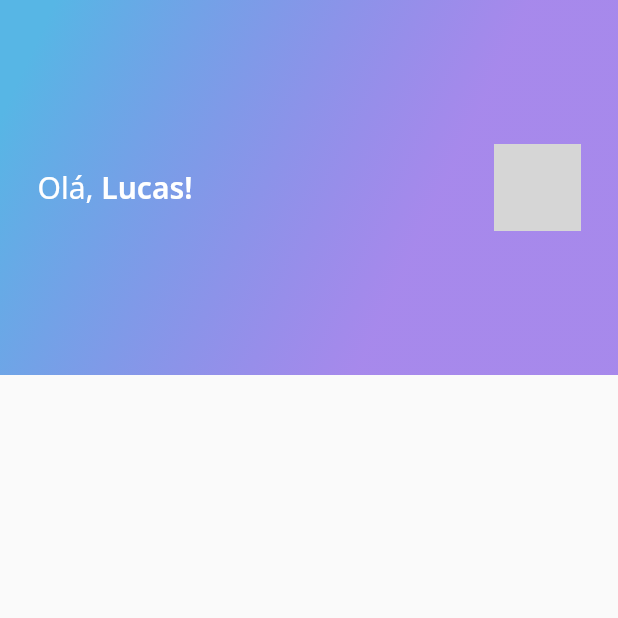
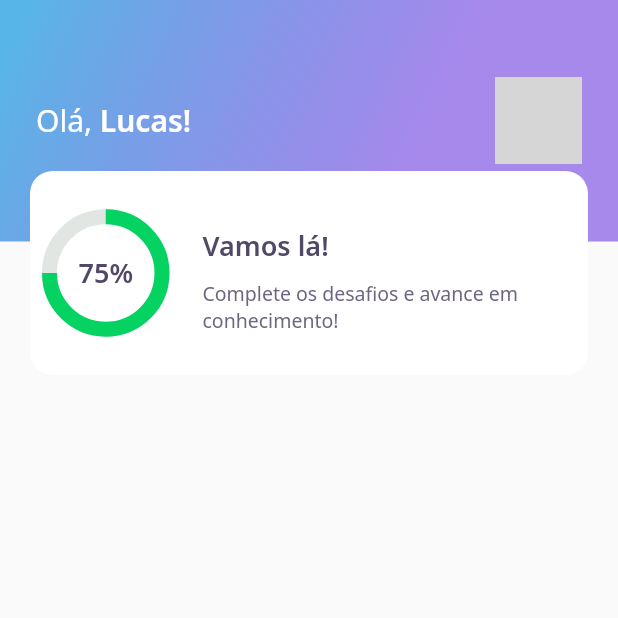
Before and after one commit to lguisantos/NLW-Flutter, a Flutter app: the screen it shows after launch, on a phone screen of 412 x 824 dp, the top half of it. Run offline on Flutter 3.47's test engine with Material 2 defaults, Android fonts, the phone set to English and light mode, and no system bars; our stand-ins replace google_fonts; network calls fail; grey boxes are pictures that could not be loaded.

Commit message:
criando chart

```diff
--- a/lib/home/home_page.dart
+++ b/lib/home/home_page.dart
@@ -1,5 +1,5 @@
 import 'package:flutter/material.dart';
-import 'package:nlw/home/wigets/app_bar.dart';
+import 'widgets/appbar/app_bar.dart';
 
 class HomePage extends StatefulWidget {
   @override
@@ -10,7 +10,7 @@ class _HomePageState extends State<HomePage> {
   @override
   Widget build(BuildContext context) {
     return Scaffold(
-      appBar: AppBarWiget(),
+      appBar: AppBarWidget(),
     );
   }
 }
--- a/lib/home/wigets/app_bar.dart
+++ b/lib/home/widgets/appbar/app_bar.dart
@@ -1,17 +1,22 @@
 import 'package:flutter/material.dart';
 import 'package:nlw/core/app_gradients.dart';
 import 'package:nlw/core/app_text_styles.dart';
+import 'package:nlw/home/widgets/scorebar/score_bar.dart';
 
 //Criando app_bar personalizada
-class AppBarWiget extends PreferredSize {
-  AppBarWiget()
+class AppBarWidget extends PreferredSize {
+  AppBarWidget()
       : super(
-            preferredSize: Size.fromHeight(250),
-            child: Container(
-                height: 250,
-                decoration: BoxDecoration(gradient: AppGradients.linear),
-                child: Padding(
-                  padding: EdgeInsets.symmetric(horizontal: 25),
+          preferredSize: Size.fromHeight(250),
+          child: Container(
+            height: 250,
+            child: Stack(
+              children: [
+                Container(
+                  height: 161,
+                  width: double.maxFinite,
+                  padding: EdgeInsets.symmetric(horizontal: 24),
+                  decoration: BoxDecoration(gradient: AppGradients.linear),
                   child: Row(
                     mainAxisAlignment: MainAxisAlignment.spaceBetween,
                     children: [
@@ -38,5 +43,13 @@ class AppBarWiget extends PreferredSize {
                       )
                     ],
                   ),
-                )));
+                ),
+                Align(
+                  alignment: Alignment(0.0, 1.0),
+                  child: ScoreCardWidget(),
+                ),
+              ],
+            ),
+          ),
+        );
 }
--- /dev/null
+++ b/lib/home/widgets/chart/chart.dart
@@ -0,0 +1,39 @@
+import 'package:flutter/material.dart';
+import 'package:nlw/core/app_colors.dart';
+import 'package:nlw/core/app_text_styles.dart';
+
+class ChartWidget extends StatelessWidget {
+  @override
+  Widget build(BuildContext context) {
+    return Container(
+      height: 75,
+      width: 75,
+      child: Padding(
+        padding: EdgeInsets.only(left: 8),
+        child: Stack(
+          children: [
+            Center(
+              child: Container(
+                width: 75,
+                height: 75,
+                child: CircularProgressIndicator(
+                  strokeWidth: 10,
+                  value: 0.75,
+                  backgroundColor: AppColors.chartSecondary,
+                  valueColor:
+                      AlwaysStoppedAnimation<Color>(AppColors.chartPrimary),
+                ),
+              ),
+            ),
+            Center(
+              child: Text(
+                "75%",
+                style: AppTextStyles.heading,
+              ),
+            ),
+          ],
+        ),
+      ),
+    );
+  }
+}
--- /dev/null
+++ b/lib/home/widgets/scorebar/score_bar.dart
@@ -0,0 +1,51 @@
+import 'package:flutter/cupertino.dart';
+import 'package:flutter/material.dart';
+import 'package:nlw/core/app_colors.dart';
+import 'package:nlw/core/app_text_styles.dart';
+import 'package:nlw/home/widgets/chart/chart.dart';
+
+class ScoreCardWidget extends StatelessWidget {
+  @override
+  Widget build(BuildContext context) {
+    return Padding(
+      padding: EdgeInsets.symmetric(horizontal: 20),
+      child: Container(
+        height: 136,
+        decoration: BoxDecoration(
+          color: AppColors.white,
+          borderRadius: BorderRadius.circular(15),
+        ),
+        child: Row(
+          mainAxisAlignment: MainAxisAlignment.center,
+          crossAxisAlignment: CrossAxisAlignment.center,
+          children: [
+            Expanded(flex: 1, child: ChartWidget()),
+            Expanded(
+              flex: 3,
+              child: Padding(
+                padding: EdgeInsets.only(left: 22),
+                child: Column(
+                  mainAxisAlignment: MainAxisAlignment.center,
+                  crossAxisAlignment: CrossAxisAlignment.start,
+                  children: [
+                    Padding(
+                      padding: EdgeInsets.symmetric(vertical: 10),
+                      child: Text(
+                        "Vamos lá!",
+                        style: AppTextStyles.heading,
+                      ),
+                    ),
+                    Text(
+                      "Complete os desafios e avance em conhecimento!",
+                      style: AppTextStyles.body,
+                    ),
+                  ],
+                ),
+              ),
+            ),
+          ],
+        ),
+      ),
+    );
+  }
+}
```
